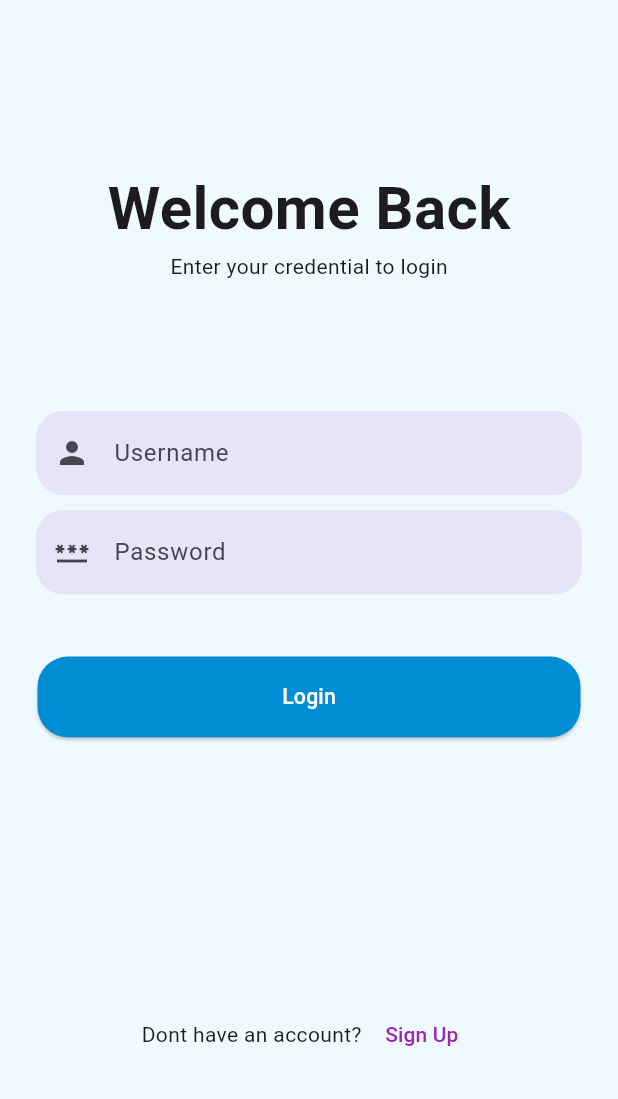
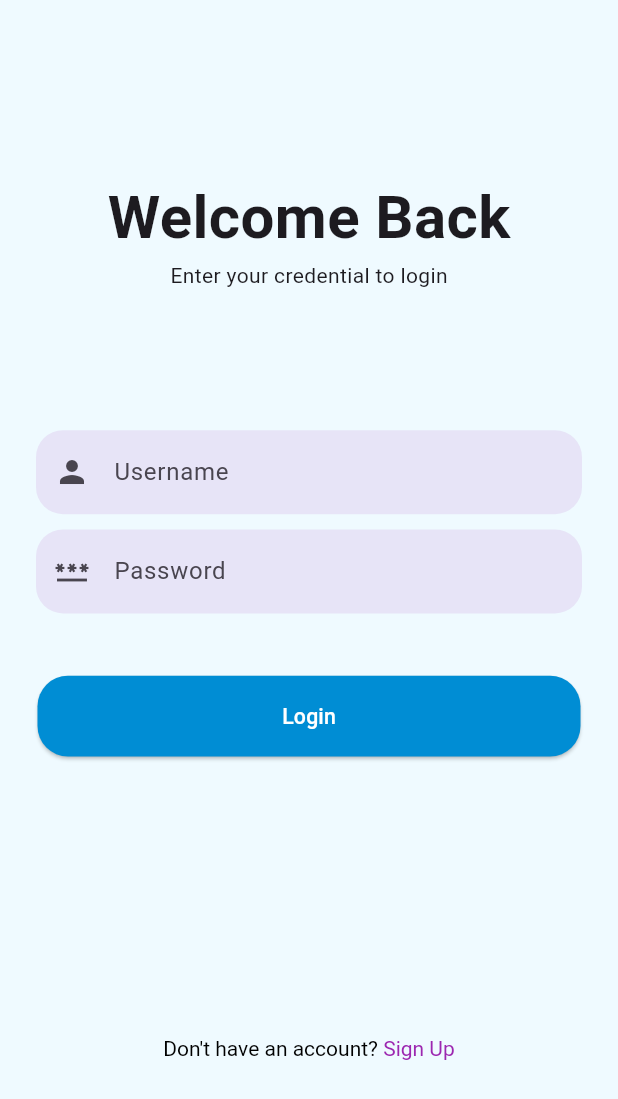
Before and after one commit to athul-velloth/just-connect, a Flutter app: the screen it shows after launch, on a phone screen of 412 x 824 dp. Shown: the top 1099 px of the screen. Run offline on Flutter 3.47's test engine with Material 3 defaults, Android fonts, the phone set to English and light mode, and no system bars; our stand-ins replace flutter_screenutil, flutter_svg, get, get_storage, image_picker, lottie and 2 more; missing offline and left inert: time_range_picker; accounts and stored records are empty.

Commit message:
defects are fixed

```diff
--- a/lib/Ui/login.dart
+++ b/lib/Ui/login.dart
@@ -1,4 +1,5 @@
 import 'package:flutter/cupertino.dart';
+import 'package:flutter/gestures.dart';
 import 'package:flutter/material.dart';
 import 'package:get/get.dart';
 import 'package:get/get_core/src/get_main.dart';
@@ -202,19 +203,20 @@ class _LoginState extends State<Login> {
   }
 
   _signup(context) {
-    return Row(
-      mainAxisAlignment: MainAxisAlignment.center,
-      children: [
-        const Text("Dont have an account? "),
-        TextButton(
-            onPressed: () {
+    return RichText(
+      text: TextSpan(
+        text: "Don't have an account? ",
+        style: const TextStyle(color: Colors.black), // Style for the first part
+        children: [
+          TextSpan(
+            text: "Sign Up",
+            style: const TextStyle(color: Colors.purple), // Style for the button text
+            recognizer: TapGestureRecognizer()..onTap = () {
               Get.to(() => const SignUp());
             },
-            child: const Text(
-              "Sign Up",
-              style: TextStyle(color: Colors.purple),
-            ))
-      ],
+          ),
+        ],
+      ),
     );
   }
 }
```
